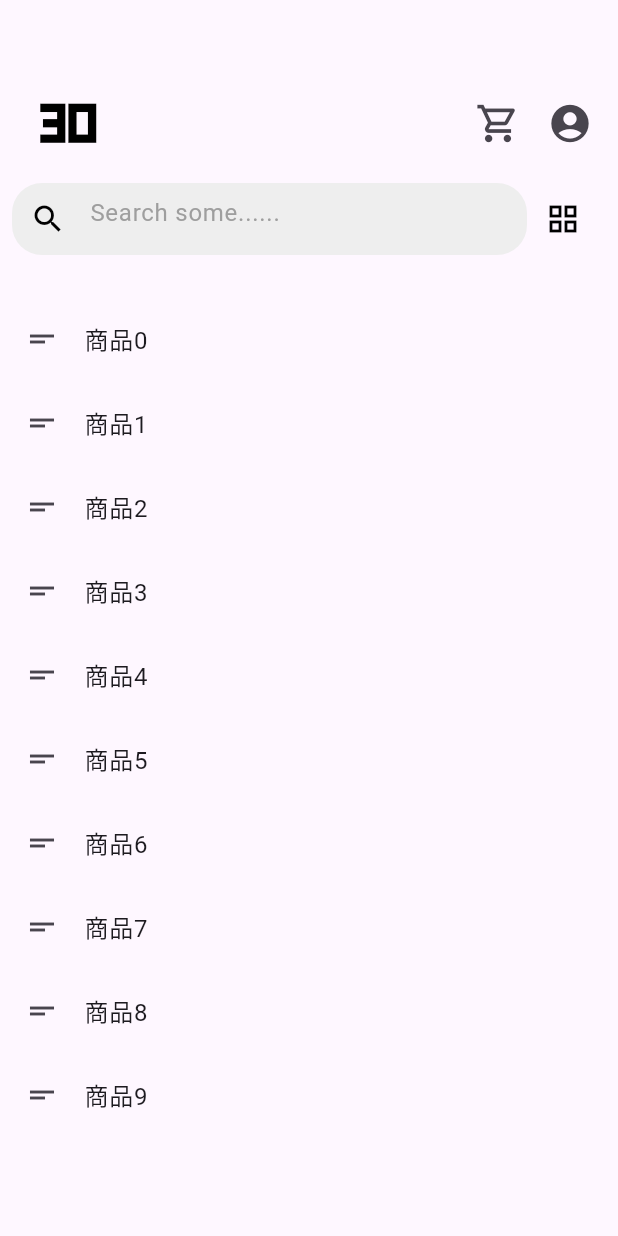
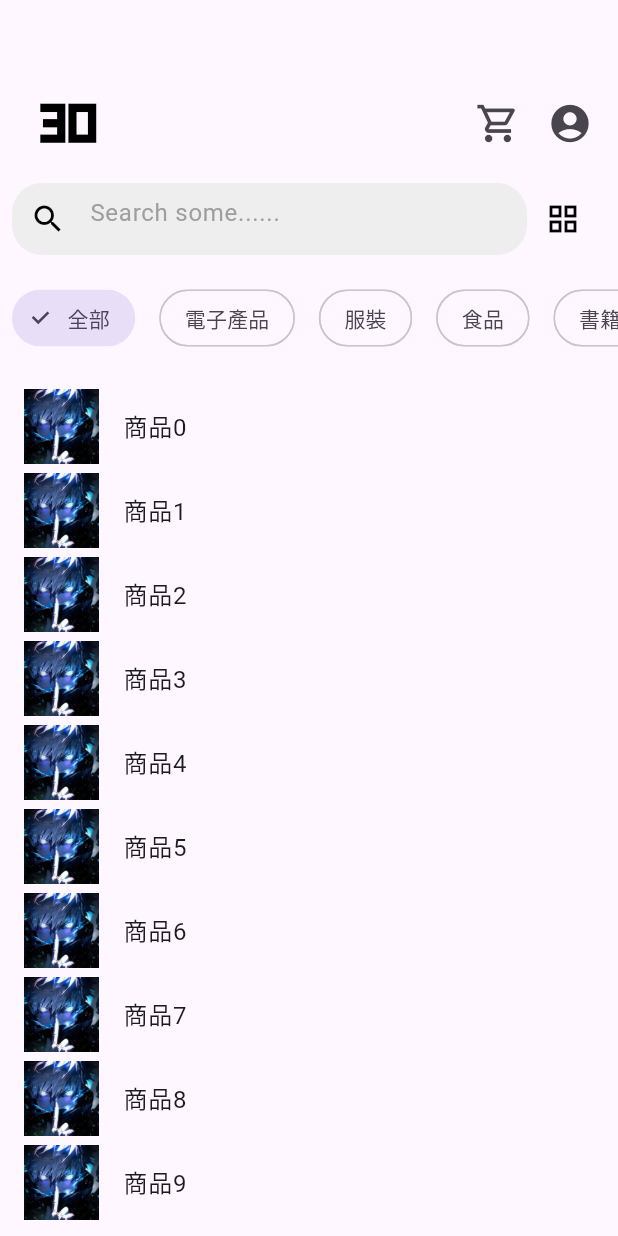
Before and after one commit to yikang44/shopping, a Flutter app: the home screen opened directly, after a tap on the "list" icon, on a phone screen of 412 x 824 dp. Run offline on Flutter 3.47's test engine with Material 3 defaults, Android fonts, the phone set to English and light mode, and no system bars; our stand-ins replace sqflite; accounts and stored records are empty.

Commit message:
Initial commit

```diff
--- a/lib/home.dart
+++ b/lib/home.dart
@@ -1,5 +1,6 @@
 import 'package:flutter/material.dart';
 import 'package:shopping/edit.dart';
+import 'package:shopping/shopList.dart';
 
 class home extends StatefulWidget {
   const home({super.key});
@@ -31,9 +32,7 @@ class _homeState extends State<home> {
       return product;
     }
 
-    return product
-        .where((product) => product['itemLists'] == select)
-        .toList();
+    return product.where((product) => product['itemLists'] == select).toList();
   }
 
   @override
@@ -62,7 +61,7 @@ class _homeState extends State<home> {
                         Navigator.push(
                             context,
                             MaterialPageRoute(
-                                builder: (context) => const edit()));
+                                builder: (context) => const shoplist()));
                       },
                       icon: Icon(
                         Icons.shopping_cart_outlined,
@@ -89,10 +88,7 @@ class _homeState extends State<home> {
             padding: const EdgeInsets.all(8.0),
             child: Row(children: [
               Container(
-                width: MediaQuery
-                    .of(context)
-                    .size
-                    .width / 1.2,
+                width: MediaQuery.of(context).size.width / 1.2,
                 decoration: BoxDecoration(
                     color: Colors.grey[200],
                     borderRadius: BorderRadius.circular(20.0)),
@@ -121,12 +117,29 @@ class _homeState extends State<home> {
             ]),
           ),
           Padding(
-              padding: const EdgeInsets.symmetric(vertical: 10.0),
-              child: SingleChildScrollView(
-                scrollDirection: Axis.horizontal,
-                child: Row(
-                ),
-              )),
+            padding: const EdgeInsets.symmetric(vertical: 10.0),
+            child: SingleChildScrollView(
+              scrollDirection: Axis.horizontal,
+              child: Row(
+                children: itemList.map((category) {
+                  return Padding(
+                    padding: const EdgeInsets.symmetric(horizontal: 8.0),
+                    child: ChoiceChip(
+                      shape: RoundedRectangleBorder(
+                          borderRadius: BorderRadius.circular(30)),
+                      label: Text(category),
+                      selected: select == category,
+                      onSelected: (bool selected) {
+                        setState(() {
+                          select = selected ? category : '全部';
+                        });
+                      },
+                    ),
+                  );
+                }).toList(),
+              ),
+            ),
+          ),
           Expanded(
             child: isChanged ? buildGridView() : buildListView(),
           )
@@ -137,26 +150,46 @@ class _homeState extends State<home> {
 
   Widget buildGridView() {
     return GridView.builder(
+        padding: const EdgeInsets.symmetric(vertical: 10.0),
         gridDelegate: SliverGridDelegateWithFixedCrossAxisCount(
-            crossAxisCount: 2,
-            childAspectRatio: 2 / 3),
+            crossAxisCount: 2, childAspectRatio: 2 / 3),
         itemCount: 10,
         itemBuilder: (context, index) {
-          return Card(
-            child: Center(
-              child: Text("商品 $index"),
+          return InkWell(
+            onTap: () {},
+            child: Card(
+              child: Column(
+                children: [
+                  Expanded(
+                      child: Image.asset(
+                    'assets/images/item.jpg',
+                    width: 50,
+                    height: 60,
+                    fit: BoxFit.cover,
+                  )),
+                  Text("商品 $index"),
+                ],
+              ),
             ),
+            borderRadius: BorderRadius.circular(10),
           );
         });
   }
 
   Widget buildListView() {
     return ListView.builder(
+        padding: const EdgeInsets.symmetric(vertical: 10.0),
         itemCount: 10,
         itemBuilder: (context, index) {
           return ListTile(
-            leading: Icon(Icons.short_text_outlined),
+            leading: Image.asset(
+              'assets/images/item.jpg',
+              width: 50,
+              height: 50,
+              fit: BoxFit.cover,
+            ),
             title: Text("商品$index"),
+            onTap: () {},
           );
         });
   }
--- a/pubspec.yaml
+++ b/pubspec.yaml
@@ -62,7 +62,7 @@ flutter:
   # To add assets to your application, add an assets section, like this:
   assets:
     -  assets/images/shop.png
-  #   - images/a_dot_ham.jpeg
+    - assets/images/item.jpg
 
   # An image asset can refer to one or more resolution-specific "variants", see
   # https://flutter.dev/assets-and-images/#resolution-aware
```
Also changed, not shown: assets/images/item.jpg (added).
